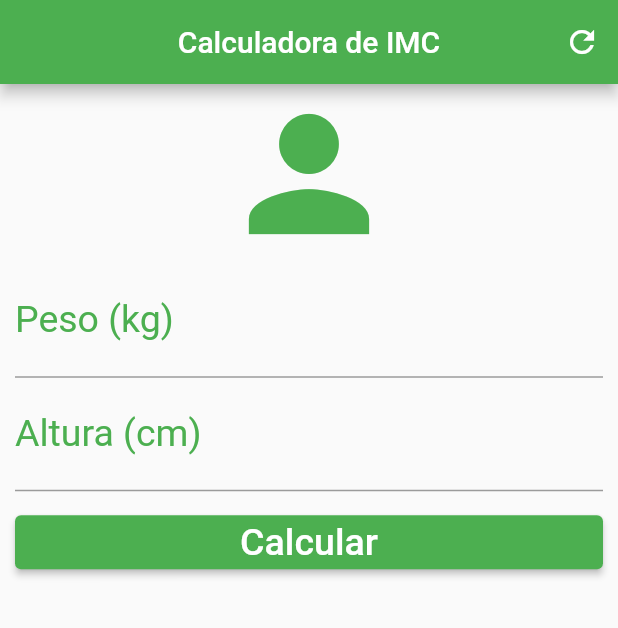
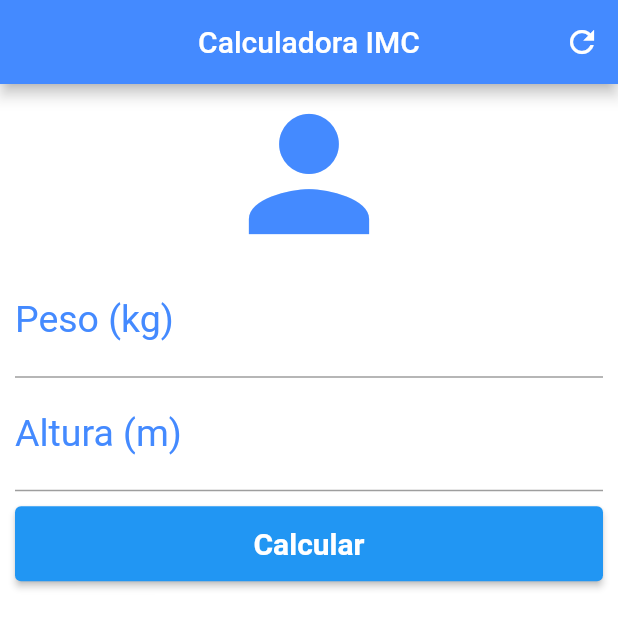
Before and after one commit to diegofilbal/imc_calculator, a Flutter app: the screen it shows after launch, after a tap on "Calcular", after a tap on the "refresh" icon, on a phone screen of 412 x 824 dp. Shown: the top 628 px of the screen. Run offline on Flutter 3.47's test engine with Material 2 defaults, Android fonts, the phone set to English and light mode, and no system bars.

Commit message:
Implementa calculador de IMC versão 2

```diff
--- a/imc_calculator/lib/main.dart
+++ b/imc_calculator/lib/main.dart
@@ -1,129 +1,9 @@
 import 'package:flutter/material.dart';
+import 'package:imc_calculator/ui/home.dart';
 
 void main() {
   runApp(MaterialApp(
-    title: "Calculadora IMC",
-    theme: ThemeData(
-      primarySwatch: Colors.green,
-    ),
+    title: "Calculadora IMC v2",
     home: Home(),
   ));
 }
-
-class Home extends StatefulWidget {
-  @override
-  _HomeState createState() => _HomeState();
-}
-
-class _HomeState extends State<Home> {
-  TextEditingController pesoController = TextEditingController();
-  TextEditingController alturaController = TextEditingController();
-  GlobalKey<FormState> _formKey = GlobalKey<FormState>();
-  String _textInfo = "";
-
-  void _resetCampos() {
-    _formKey.currentState!.reset();
-    pesoController.clear();
-    alturaController.clear();
-    setState(() {
-      _textInfo = "";
-    });
-  }
-
-  void _calcular() {
-    setState(() {
-      double peso = double.parse(pesoController.text);
-      double altura = double.parse(alturaController.text) / 100;
-      double imc = peso / (altura * altura);
-
-      if (imc < 18.6)
-        _textInfo = "Abaixo do peso (${imc.toStringAsPrecision(4)})";
-      else if (imc >= 18.6 && imc < 24.9)
-        _textInfo = "Peso ideal (${imc.toStringAsPrecision(4)})";
-      else if (imc >= 24.9 && imc < 29.9)
-        _textInfo = "Levemente acima do peso (${imc.toStringAsPrecision(4)})";
-      else if (imc >= 29.9 && imc < 34.9)
-        _textInfo = "Obesidade Grau I (${imc.toStringAsPrecision(4)})";
-      else if (imc >= 34.6 && imc < 39.9)
-        _textInfo = "Obesidade Grau II (${imc.toStringAsPrecision(4)})";
-      else if (imc >= 39.9)
-        _textInfo = "Obesidade Grau III (${imc.toStringAsPrecision(4)})";
-    });
-  }
-
-  @override
-  Widget build(BuildContext context) {
-    return Scaffold(
-      appBar: AppBar(
-        title: const Text("Calculadora de IMC"),
-        centerTitle: true,
-        actions: <Widget>[
-          IconButton(
-            icon: const Icon(Icons.refresh),
-            onPressed: _resetCampos,
-          )
-        ],
-      ),
-      body: SingleChildScrollView(
-          padding: const EdgeInsets.fromLTRB(10, 0, 10, 0),
-          child: Form(
-            key: _formKey,
-            child: Column(
-              crossAxisAlignment: CrossAxisAlignment.stretch,
-              children: <Widget>[
-                const Icon(Icons.person, size: 120, color: Colors.green),
-                TextFormField(
-                  keyboardType: TextInputType.number,
-                  decoration: const InputDecoration(
-                      labelText: "Peso (kg)",
-                      labelStyle: TextStyle(color: Colors.green)),
-                  textAlign: TextAlign.center,
-                  style: const TextStyle(color: Colors.green, fontSize: 25),
-                  controller: pesoController,
-                  validator: (value) {
-                    if (value!.isEmpty)
-                      return "Insira seu peso!";
-                    else
-                      return null;
-                  },
-                ),
-                TextFormField(
-                  keyboardType: TextInputType.number,
-                  decoration: const InputDecoration(
-                      labelText: "Altura (cm)",
-                      labelStyle: TextStyle(color: Colors.green)),
-                  textAlign: TextAlign.center,
-                  style: const TextStyle(color: Colors.green, fontSize: 25),
-                  controller: alturaController,
-                  validator: (value) {
-                    if (value!.isEmpty)
-                      return "Insira sua altura!";
-                    else
-                      return null;
-                  },
-                ),
-                Padding(
-                  padding: const EdgeInsets.only(top: 10, bottom: 10),
-                  child: ButtonTheme(
-                      height: 50,
-                      highlightColor: Colors.amber,
-                      child: ElevatedButton(
-                          onPressed: () {
-                            if (_formKey.currentState!.validate()) _calcular();
-                          },
-                          child: const Text(
-                            "Calcular",
-                            style: TextStyle(color: Colors.white, fontSize: 25),
-                          ))),
-                ),
-                Text(
-                  _textInfo,
-                  textAlign: TextAlign.center,
-                  style: const TextStyle(color: Colors.green, fontSize: 25),
-                )
-              ],
-            ),
-          )),
-    );
-  }
-}
--- /dev/null
+++ b/imc_calculator/lib/ui/home.dart
@@ -0,0 +1,134 @@
+import 'package:flutter/material.dart';
+import 'package:flutter/services.dart';
+import 'result.dart';
+
+class Home extends StatefulWidget {
+  @override
+  _HomeState createState() => _HomeState();
+}
+
+class _HomeState extends State<Home> {
+  TextEditingController pesoController = TextEditingController();
+  TextEditingController alturaController = TextEditingController();
+  GlobalKey<FormState> _formKey = GlobalKey<FormState>();
+
+  void _resetCampos() {
+    pesoController = TextEditingController();
+    alturaController = TextEditingController();
+    _formKey.currentState!.reset();
+  }
+
+  @override
+  Widget build(BuildContext context) {
+    return Scaffold(
+      appBar: AppBar(
+        title: Text("Calculadora IMC"),
+        centerTitle: true,
+        backgroundColor: Colors.blueAccent,
+        actions: <Widget>[
+          IconButton(
+            icon: Icon(Icons.refresh),
+            onPressed: _resetCampos,
+          )
+        ],
+      ),
+      backgroundColor: Colors.white,
+      body: SingleChildScrollView(
+        padding: EdgeInsets.fromLTRB(10, 0, 10, 0),
+        child: Form(
+            key: _formKey,
+            child: Column(
+              crossAxisAlignment: CrossAxisAlignment.stretch,
+              children: <Widget>[
+                Icon(Icons.person, size: 120, color: Colors.blueAccent),
+                TextFormField(
+                  keyboardType: TextInputType.number,
+                  decoration: InputDecoration(
+                      labelText: "Peso (kg)",
+                      labelStyle: TextStyle(color: Colors.blueAccent)),
+                  textAlign: TextAlign.center,
+                  style: TextStyle(color: Colors.blueAccent, fontSize: 25),
+                  controller: pesoController,
+                  validator: (value) {
+                    if (value!.isEmpty) {
+                      return "Insira seu peso!";
+                    } else {
+                      return null;
+                    }
+                  },
+                ),
+                TextFormField(
+                  keyboardType: TextInputType.number,
+                  decoration: InputDecoration(
+                      labelText: "Altura (m)",
+                      labelStyle: TextStyle(color: Colors.blueAccent)),
+                  textAlign: TextAlign.center,
+                  style: TextStyle(color: Colors.blueAccent, fontSize: 25),
+                  controller: alturaController,
+                  validator: (value) {
+                    if (value!.isEmpty) {
+                      return "Insira sua altura!";
+                    } else {
+                      return null;
+                    }
+                  },
+                ),
+                Padding(
+                  padding: EdgeInsets.only(top: 10, bottom: 10),
+                  child: Container(
+                    height: 50,
+                    child: ElevatedButton(
+                      onPressed: () {
+                        if (_formKey.currentState!.validate()) {
+                          _calcular();
+                        }
+                      },
+                      child: Text(
+                        "Calcular",
+                        style: TextStyle(color: Colors.white, fontSize: 20.0),
+                      ),
+                      style: ElevatedButton.styleFrom(
+                          //  primary: Colors.blue,
+                          textStyle: TextStyle(
+                              fontSize: 30, fontWeight: FontWeight.bold)),
+                    ),
+                  ),
+                )
+              ],
+            )),
+      ),
+    );
+  }
+
+  void _calcular() {
+    String _texto = "";
+    String _imagem = "";
+
+    double peso = double.parse(pesoController.text);
+    double altura = double.parse(alturaController.text);
+
+    double imc = peso / (altura * altura);
+    if (imc < 18.6) {
+      _texto = "Abaixo do peso (${imc.toStringAsPrecision(4)})";
+      _imagem = "images/thin.png";
+    } else if (imc >= 18.6 && imc < 24.9) {
+      _texto = "Peso ideal (${imc.toStringAsPrecision(4)})";
+      _imagem = "images/shape.png";
+    } else if (imc >= 24.9 && imc < 29.9) {
+      _texto = "Levemente acima do peso (${imc.toStringAsPrecision(4)})";
+      _imagem = "images/fat.png";
+    } else if (imc >= 29.9 && imc < 34.9) {
+      _texto = "Obesidade Grau I (${imc.toStringAsPrecision(4)})";
+      _imagem = "images/fat.png";
+    } else if (imc >= 34.9 && imc < 39.9) {
+      _texto = "Obesidade Grau II (${imc.toStringAsPrecision(4)})";
+      _imagem = "images/fat.png";
+    } else if (imc >= 40) {
+      _texto = "Obesidade Grau III (${imc.toStringAsPrecision(4)})";
+      _imagem = "images/fat.png";
+    }
+
+    Navigator.push(context,
+        MaterialPageRoute(builder: (context) => Result(_imagem, _texto)));
+  }
+}
```
Also changed, not shown: imc_calculator/lib/ui/result.dart (added, +32 -0 lines), imc_calculator/pubspec.yaml (+4 -3 lines), imc_calculator/images/fat.png (added), imc_calculator/images/shape.png (added), imc_calculator/images/thin.png (added), 1 other file.
